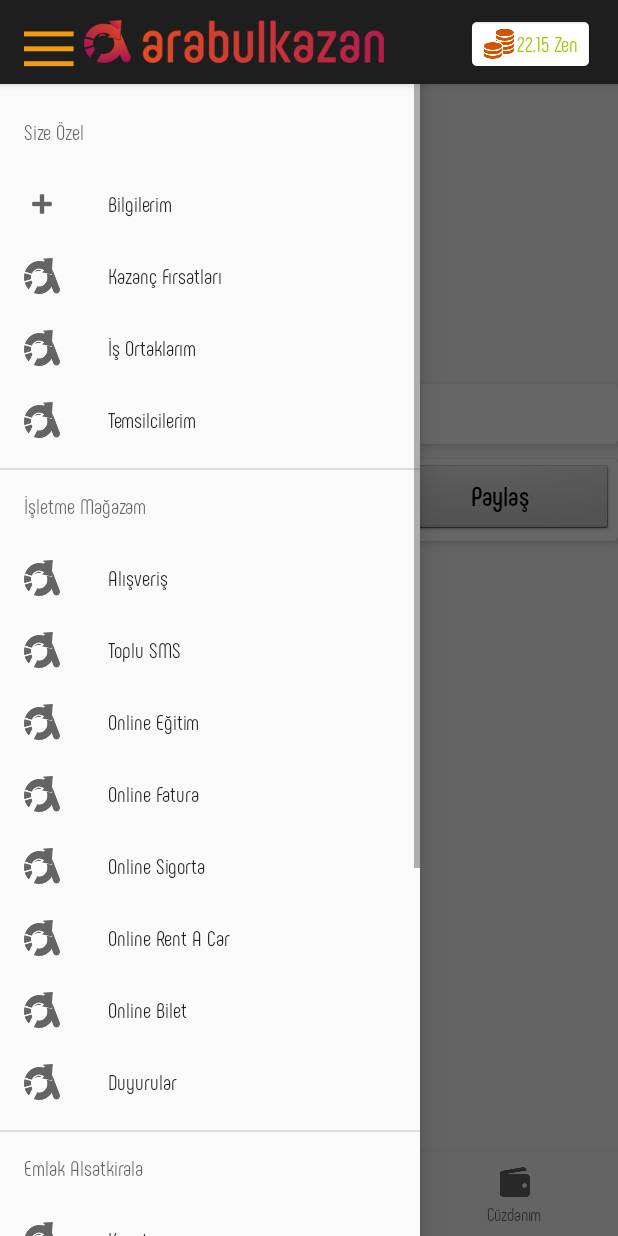
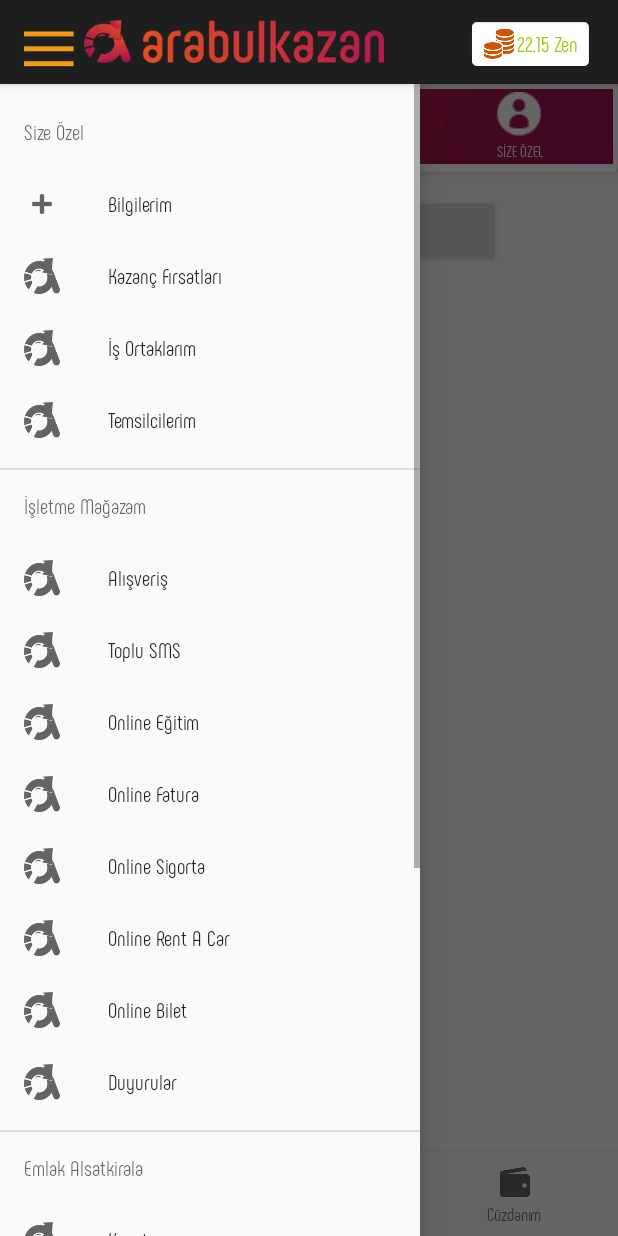
Before and after one commit to hacegan/arabulkazan, an Android app: the screen it shows after launch (MainActivity), with the side drawer open, on a phone screen of 412 x 824 dp. Run offline under Robolectric (Android 15) with nearby library versions, the phone set to English and light mode, and no system bars; libraries missing offline, so code that uses them is left out: com.daimajia.slider; plain views replace SliderLayout; Roboto replaces fonts that are not available here; 6 statements that could not run were skipped.

Commit message:
anasayfa size özel text ve button eklendi.php cuzdanim null döndürme degeri fixlendi.cuzdanim artik sorunsuz.

```diff
--- a/app/build.gradle
+++ b/app/build.gradle
@@ -40,6 +40,11 @@ dependencies {
     compile 'com.ikimuhendis:ldrawer:0.1'
     // compile 'com.github.Yalantis:Context-Menu.Android:1.0.8'
 
+
+    implementation 'com.github.Yalantis:Context-Menu.Android:1.0.5'
+
+    compile 'com.github.lightfire:Android-Gradient-Text-Color:b0047755f7'
+
     compile 'com.android.support:appcompat-v7:26.+'
     compile 'com.android.support:design:26.+'
     compile 'com.android.support:support-vector-drawable:26.+'
--- a/app/src/main/java/arabulkazan/albatros/com/arabulkazan/Fragments/Main.java
+++ b/app/src/main/java/arabulkazan/albatros/com/arabulkazan/Fragments/Main.java
@@ -27,10 +27,10 @@ public class Main extends android.support.v4.app.Fragment {
     public View onCreateView(LayoutInflater inflater, @Nullable ViewGroup container, @Nullable Bundle savedInstanceState) {
         View root=inflater.inflate(R.layout.fragment_main_page, container, false);
 
-        TextView txtMyReferans=(TextView)root.findViewById(R.id.main_txtReferansNum);
+     //   TextView txtMyReferans=(TextView)root.findViewById(R.id.main_txtReferansNum);
         TextView txtWellcomeMessage=(TextView)root.findViewById(R.id.main_text_header);
 
-        txtMyReferans.setText("Referans Numaranız:"+ UI.getString(Main.this.getActivity(),"myReferans"));
+    //    txtMyReferans.setText("Referans Numaranız:"+ UI.getString(Main.this.getActivity(),"myReferans"));
         txtWellcomeMessage.setText("Hoşgeldin:"+ UI.getString(Main.this.getActivity(),"adi")+" "+UI.getString(Main.this.getActivity(),"soyadi")+"!");
 
         sliderShow = (SliderLayout)root.findViewById(R.id.slider);
--- a/app/src/main/java/arabulkazan/albatros/com/arabulkazan/MainActivity.java
+++ b/app/src/main/java/arabulkazan/albatros/com/arabulkazan/MainActivity.java
@@ -50,8 +50,8 @@ private static ImageView imageView;
 
     @Override
     protected void onStop() {
-        sliderShow.stopAutoCycle();
         super.onStop();
+       // sliderShow.stopAutoCycle();
     }
 
     private TextView mTextMessage;
@@ -146,7 +146,7 @@ private static ImageView imageView;
         }
        else
         {
-         /*   Register register=new Register();
+           /*Register register=new Register();
             android.support.v4.app.FragmentTransaction  transaction = getSupportFragmentManager().beginTransaction();
             transaction.add(R.id.frameLayout,register);
             transaction.commit();*/
@@ -157,35 +157,14 @@ private static ImageView imageView;
             frameAnaSayfa.setVisibility(View.GONE);
             navigation.setVisibility(View.VISIBLE);
 
-           /*  sliderShow = (SliderLayout) findViewById(R.id.slider);
-            TextSliderView textSliderView = new TextSliderView(this);
-            textSliderView
-                    .description("Tıkla Kazan")
-                    .image("https://www.automzen.com/upload/banner2.jpg");
 
-            sliderShow.addSlider(textSliderView);*/
 
             setupActionBar();
 
 
 
         mDrawerLayout= (DrawerLayout) findViewById(R.id.container);
-        //mToggle=new ActionBarDrawerToggle(this,mDrawerLayout,R.string.drawer_open,R.string.drawer_close);
-        //mDrawerLayout.addDrawerListener(mToggle);
-        //mToggle.syncState();
 
-//            mToggle.setDrawerIndicatorEnabled(false);
-//
-//       /*     mToggle.setToolbarNavigationClickListener(new View.OnClickListener() {
-//                @Override
-//                public void onClick(View view) {
-//                    mDrawerLayout.openDrawer(GravityCompat.START);
-//                }
-//            });*/
-//mToggle.setToolbarNavigationClickListener(this);
-//
-//            mToggle.setHomeAsUpIndicator(R.drawable.menu_filled);
-//
 
 
 
--- a/app/src/main/res/layout/fragment_main_page.xml
+++ b/app/src/main/res/layout/fragment_main_page.xml
@@ -3,6 +3,86 @@
     xmlns:app="http://schemas.android.com/apk/res-auto"
     android:orientation="vertical" android:layout_width="match_parent"
     android:layout_height="match_parent">
+
+
+    <android.support.v7.widget.CardView
+        android:layout_width="match_parent"
+        android:layout_height="wrap_content"
+        app:cardCornerRadius="3dp"
+        app:cardElevation="3dp"
+        app:contentPadding="3dp">
+
+    <!--    <arabulkazan.albatros.com.arabulkazan.CustomUI.MyTextViewBlack
+            android:id="@+id/main_text_header"
+            android:layout_width="match_parent"
+            android:layout_height="wrap_content"
+            android:layout_marginTop="10dp"
+            android:text="Hoşgeldin Ömer Çakıcı!"
+            android:textAlignment="textEnd"
+            android:gravity="end"
+            android:layout_marginRight="100dp"
+            android:textColor="#000"
+            android:textSize="18sp"
+            android:textStyle="bold" />-->
+
+        <Button
+            android:layout_width="match_parent"
+            android:layout_height="50dp"
+            android:background="@drawable/hosgeldin"
+            android:layout_marginRight="100dp"
+            android:text="HOŞGEDİN SAMET DAĞ"
+            android:enabled="false"
+            android:textColor="#FFFFFF"
+            />
+
+        <TextView
+            android:layout_width="match_parent"
+            android:layout_height="50dp"
+            android:background="@drawable/sizeozel"
+            android:layout_marginLeft="265dp"
+            />
+
+        <Button
+            android:layout_width="match_parent"
+            android:layout_height="50dp"
+android:drawableTop="@drawable/sizeozelicon"
+            android:layout_marginLeft="280dp"
+          android:text="SİZE ÖZEL"
+            android:textColor="#FFFFFF"
+            android:textSize="10sp"
+            android:background="@null"
+            android:layout_marginTop="2dp"
+            />
+
+
+
+    </android.support.v7.widget.CardView>
+
+<LinearLayout
+    android:layout_width="match_parent"
+    android:layout_height="50dp"
+    android:orientation="horizontal"
+    android:layout_marginTop="15dp"
+    android:layout_marginBottom="15dp"
+    >
+
+
+    <EditText
+        android:layout_width="wrap_content"
+        android:layout_height="wrap_content"
+        android:textSize="15sp"
+        android:layout_marginLeft="15dp"
+        android:hint="Kobi Adı  / Ürün / Kategori / Sektör / Adres   "
+        />
+
+    <Button
+        android:layout_width="wrap_content"
+        android:layout_height="wrap_content"
+
+        />
+
+
+</LinearLayout>
 
 
     <com.daimajia.slider.library.SliderLayout
@@ -12,29 +92,7 @@
         />
 
 
-
-
-
-    <android.support.v7.widget.CardView
-        android:layout_width="match_parent"
-        android:layout_height="wrap_content"
-        app:cardCornerRadius="3dp"
-        app:cardElevation="3dp"
-        app:contentPadding="3dp">
-
-        <arabulkazan.albatros.com.arabulkazan.CustomUI.MyTextViewBlack
-            android:id="@+id/main_text_header"
-            android:layout_width="match_parent"
-            android:layout_height="wrap_content"
-            android:layout_marginTop="10dp"
-            android:text="Hoşgeldin Ömer Çakıcı!"
-            android:textAlignment="center"
-            android:textColor="#000"
-            android:textSize="18sp"
-            android:textStyle="bold" />
-    </android.support.v7.widget.CardView>
-
-    <android.support.v7.widget.CardView
+ <!--   <android.support.v7.widget.CardView
         android:layout_width="match_parent"
         android:layout_height="wrap_content"
         android:layout_marginTop="10dp"
@@ -70,6 +128,7 @@
                 android:textSize="18sp" />
         </LinearLayout>
 
-    </android.support.v7.widget.CardView>
+    </android.support.v7.widget.CardView>-->
+
 
 </LinearLayout>
```
Also changed, not shown: app/src/main/java/arabulkazan/albatros/com/arabulkazan/Fragments/MyWallet.java (+53 -1 lines), app/src/main/java/arabulkazan/albatros/com/arabulkazan/Helpers/Data.java (+22 -1 lines), app/src/main/java/arabulkazan/albatros/com/arabulkazan/Pojos/Mywallet_Pojo.java (added, +33 -0 lines), app/src/main/res/drawable/turuncu_pembe_btn_et.xml (added, +37 -0 lines), app/src/main/res/drawable/turuncu_pembe_et.xml (added, +13 -0 lines), app/src/main/res/layout/anasayfa_giris.xml (+50 -7 lines), app/src/main/res/layout/fragment_mywallet.xml (+74 -0 lines), app/src/main/res/drawable-mdpi/balik.png (added), app/src/main/res/drawable-mdpi/btndeneme.png (added), app/src/main/res/drawable-mdpi/hosgeldin.png (added), app/src/main/res/drawable-mdpi/sizeozel.png (added), app/src/main/res/drawable-mdpi/sizeozelicon.png (added), app/src/main/res/mipmap-xxhdpi/calismayuzeyi_1.png (added).
